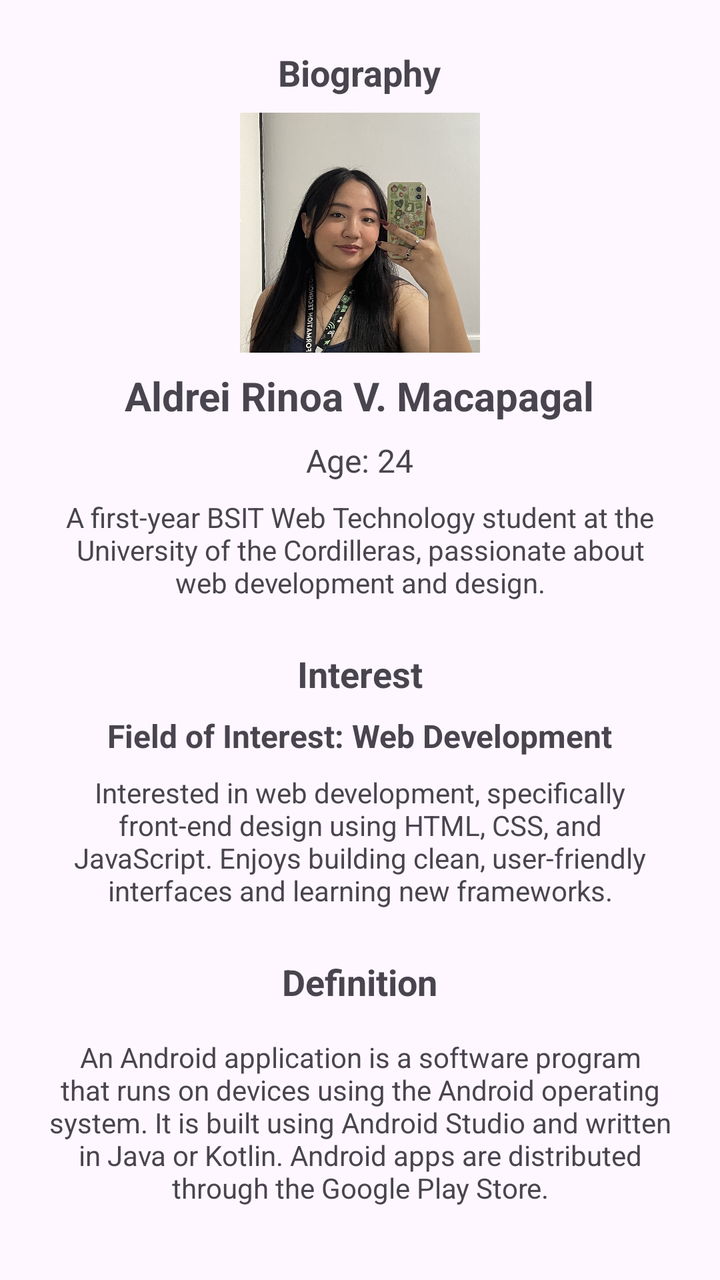
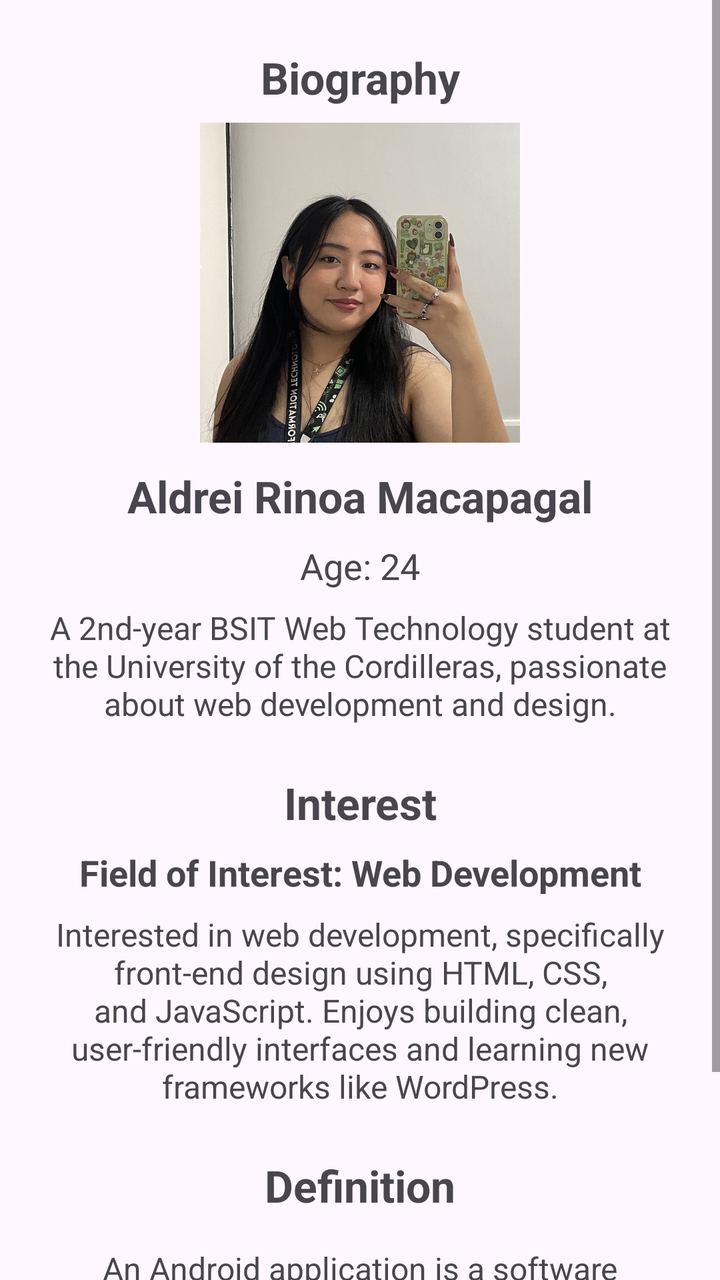

Screens rendered from an Android XML layout before and after an edit, with the pre-edit source and the edit as a unified diff.
<!-- AndroidManifest.xml: application theme Theme.AndroidStudioActivity -->
<!-- res/layout/member_aldrei.xml -->
<?xml version="1.0" encoding="utf-8"?>
<ScrollView xmlns:android="http://schemas.android.com/apk/res/android"
    android:layout_width="match_parent"
    android:layout_height="match_parent">

    <LinearLayout
        android:layout_width="match_parent"
        android:layout_height="wrap_content"
        android:orientation="vertical"
        android:gravity="center"
        android:padding="24dp">

        <TextView
            android:layout_width="wrap_content"
            android:layout_height="wrap_content"
            android:text="Biography"
            android:textSize="18sp"
            android:textStyle="bold"
            android:layout_marginBottom="8dp"/>

        <ImageView
            android:layout_width="120dp"
            android:layout_height="120dp"
            android:src="@drawable/profile_aldrei"
            android:layout_marginBottom="8dp"
            android:contentDescription="Profile Picture"/>

        <TextView
            android:layout_width="wrap_content"
            android:layout_height="wrap_content"
            android:text="Aldrei Rinoa V. Macapagal"
            android:textSize="20sp"
            android:textStyle="bold"/>

        <TextView
            android:layout_width="wrap_content"
            android:layout_height="wrap_content"
            android:text="Age: 24"
            android:textSize="16sp"
            android:layout_marginTop="8dp"/>

        <TextView
            android:layout_width="wrap_content"
            android:layout_height="wrap_content"
            android:text="A first-year BSIT Web Technology student at the University of the Cordilleras, passionate about web development and design."
            android:textSize="14sp"
            android:gravity="center"
            android:layout_marginTop="8dp"/>

        <TextView
            android:layout_width="wrap_content"
            android:layout_height="wrap_content"
            android:text="Interest"
            android:textSize="18sp"
            android:textStyle="bold"
            android:layout_marginTop="24dp"
            android:layout_marginBottom="8dp"/>

        <TextView
            android:layout_width="wrap_content"
            android:layout_height="wrap_content"
            android:text="Field of Interest: Web Development"
            android:textSize="16sp"
            android:textStyle="bold"/>

        <TextView
            android:layout_width="wrap_content"
            android:layout_height="wrap_content"
            android:text="Interested in web development, specifically front-end design using HTML, CSS, and JavaScript. Enjoys building clean, user-friendly interfaces and learning new frameworks."
            android:textSize="14sp"
            android:gravity="center"
            android:layout_marginTop="8dp"/>

        <TextView
            android:layout_width="wrap_content"
            android:layout_height="wrap_content"
            android:text="Definition"
            android:textSize="18sp"
            android:textStyle="bold"
            android:layout_marginTop="24dp"
            android:layout_marginBottom="8dp"/>

        <TextView
            android:layout_width="wrap_content"
            android:layout_height="wrap_content"
            android:text="An Android application is a software program that runs on devices using the Android operating system. It is built using Android Studio and written in Java or Kotlin. Android apps are distributed through the Google Play Store."
            android:textSize="14sp"
            android:gravity="center"
            android:layout_marginTop="8dp"/>

    </LinearLayout>
</ScrollView>
<!-- resources referenced by this layout -->
<resources>
  <!-- drawable profile_aldrei: jpeg bitmap (drawable, 206161 bytes) -->
  <style name="Theme.AndroidStudioActivity" parent="Base.Theme.AndroidStudioActivity" />
  <style name="Base.Theme.AndroidStudioActivity" parent="Theme.Material3.DayNight.NoActionBar">
          
          
      </style>
</resources>

<!-- the commit's change to res/layout/member_aldrei.xml (unified diff, before → after) -->
@@ -11,80 +11,86 @@
         android:padding="24dp">
 
         <TextView
-            android:layout_width="wrap_content"
+            android:layout_width="match_parent"
             android:layout_height="wrap_content"
             android:text="Biography"
-            android:textSize="18sp"
+            android:textSize="22sp"
             android:textStyle="bold"
+            android:gravity="center"
             android:layout_marginBottom="8dp"/>
 
         <ImageView
-            android:layout_width="120dp"
-            android:layout_height="120dp"
+            android:layout_width="160dp"
+            android:layout_height="160dp"
             android:src="@drawable/profile_aldrei"
-            android:layout_marginBottom="8dp"
+            android:layout_marginBottom="12dp"
             android:contentDescription="Profile Picture"/>
 
         <TextView
-            android:layout_width="wrap_content"
+            android:layout_width="match_parent"
             android:layout_height="wrap_content"
-            android:text="Aldrei Rinoa V. Macapagal"
-            android:textSize="20sp"
-            android:textStyle="bold"/>
+            android:text="Aldrei Rinoa Macapagal"
+            android:textSize="22sp"
+            android:textStyle="bold"
+            android:gravity="center"/>
 
         <TextView
-            android:layout_width="wrap_content"
+            android:layout_width="match_parent"
             android:layout_height="wrap_content"
             android:text="Age: 24"
-            android:textSize="16sp"
-            android:layout_marginTop="8dp"/>
-
-        <TextView
-            android:layout_width="wrap_content"
-            android:layout_height="wrap_content"
-            android:text="A first-year BSIT Web Technology student at the University of the Cordilleras, passionate about web development and design."
-            android:textSize="14sp"
+            android:textSize="18sp"
             android:gravity="center"
             android:layout_marginTop="8dp"/>
 
         <TextView
-            android:layout_width="wrap_content"
+            android:layout_width="match_parent"
+            android:layout_height="wrap_content"
+            android:text="A 2nd-year BSIT Web Technology student at the University of the Cordilleras, passionate about web development and design."
+            android:textSize="16sp"
+            android:gravity="center"
+            android:layout_marginTop="8dp"/>
+
+        <TextView
+            android:layout_width="match_parent"
             android:layout_height="wrap_content"
             android:text="Interest"
-            android:textSize="18sp"
+            android:textSize="22sp"
             android:textStyle="bold"
+            android:gravity="center"
             android:layout_marginTop="24dp"
             android:layout_marginBottom="8dp"/>
 
         <TextView
-            android:layout_width="wrap_content"
+            android:layout_width="match_parent"
             android:layout_height="wrap_content"
             android:text="Field of Interest: Web Development"
-            android:textSize="16sp"
-            android:textStyle="bold"/>
+            android:textSize="18sp"
+            android:textStyle="bold"
+            android:gravity="center"/>
 
         <TextView
-            android:layout_width="wrap_content"
+            android:layout_width="match_parent"
             android:layout_height="wrap_content"
-            android:text="Interested in web development, specifically front-end design using HTML, CSS, and JavaScript. Enjoys building clean, user-friendly interfaces and learning new frameworks."
-            android:textSize="14sp"
+            android:text="Interested in web development, specifically front-end design using HTML, CSS, and JavaScript. Enjoys building clean, user-friendly interfaces and learning new frameworks like WordPress."
+            android:textSize="16sp"
             android:gravity="center"
             android:layout_marginTop="8dp"/>
 
         <TextView
-            android:layout_width="wrap_content"
+            android:layout_width="match_parent"
             android:layout_height="wrap_content"
             android:text="Definition"
-            android:textSize="18sp"
+            android:textSize="22sp"
             android:textStyle="bold"
+            android:gravity="center"
             android:layout_marginTop="24dp"
             android:layout_marginBottom="8dp"/>
 
         <TextView
-            android:layout_width="wrap_content"
+            android:layout_width="match_parent"
             android:layout_height="wrap_content"
             android:text="An Android application is a software program that runs on devices using the Android operating system. It is built using Android Studio and written in Java or Kotlin. Android apps are distributed through the Google Play Store."
-            android:textSize="14sp"
+            android:textSize="16sp"
             android:gravity="center"
             android:layout_marginTop="8dp"/>
 
